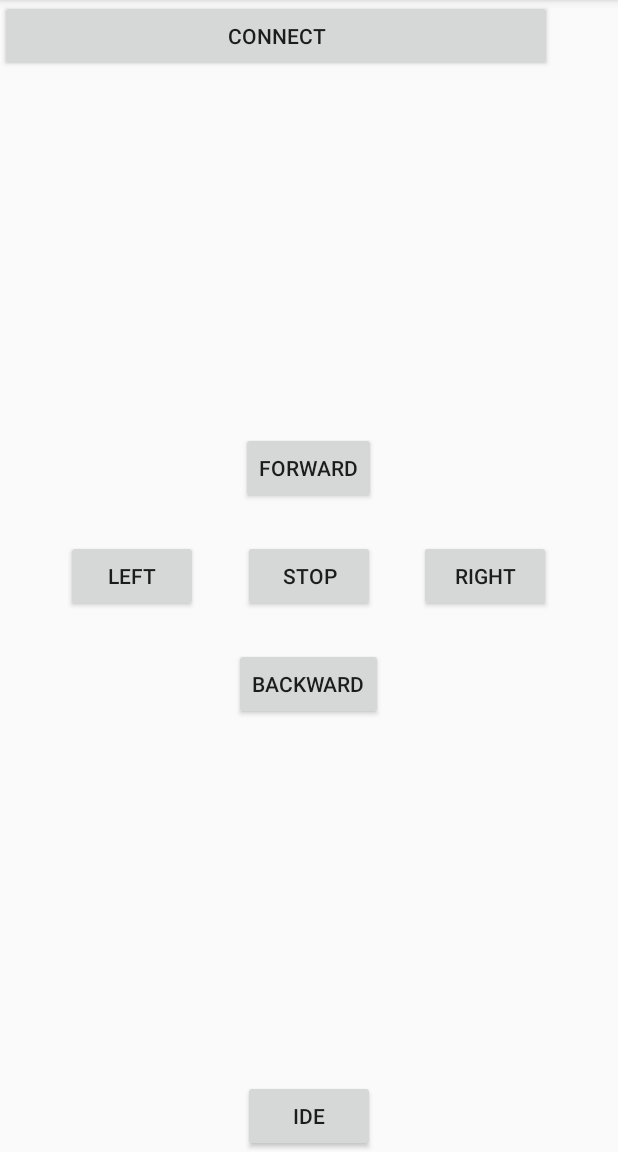
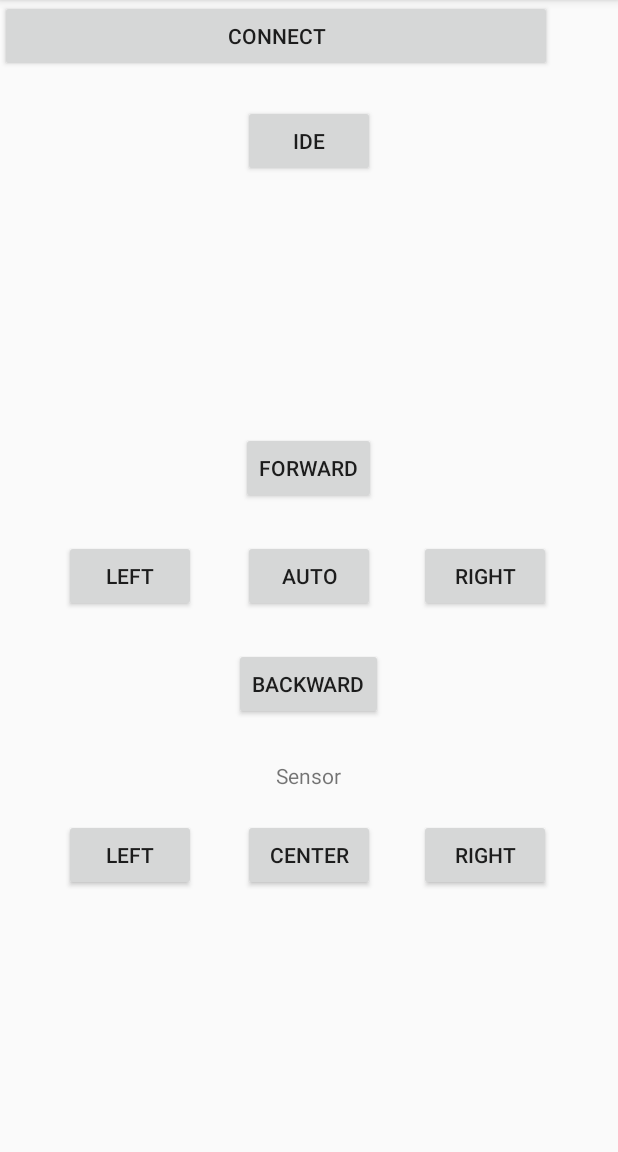
Before and after one commit to georgeerol/BlueBot, an Android app: the screen it shows after launch (MainActivity), on a phone screen of 412 x 824 dp, the part 84-1236 px from its top. Run offline under Robolectric (Android 15) with nearby library versions, the phone set to English and light mode, and no system bars; libraries missing offline, so code that uses them is left out: app.akexorcist.bluetotohspp; 2 statements that could not run were skipped.

Commit message:
Adds autonomous mode toggle.

```diff
--- a/app/src/main/java/com/bluebot/MainActivity.java
+++ b/app/src/main/java/com/bluebot/MainActivity.java
@@ -15,6 +15,7 @@ import app.akexorcist.bluetotohspp.library.BluetoothSPP;
 import app.akexorcist.bluetotohspp.library.BluetoothState;
 import app.akexorcist.bluetotohspp.library.DeviceList;
 
+import static com.bluebot.runtime.bluetooth.BluetoothCodes.AUTONOMOUS;
 import static com.bluebot.runtime.bluetooth.BluetoothCodes.BACKWARD;
 import static com.bluebot.runtime.bluetooth.BluetoothCodes.FORWARD;
 import static com.bluebot.runtime.bluetooth.BluetoothCodes.LEFT;
@@ -94,7 +95,7 @@ public class MainActivity extends AppCompatActivity implements View.OnTouchListe
         findViewById(R.id.backward).setOnTouchListener(this);
         findViewById(R.id.left).setOnTouchListener(this);
         findViewById(R.id.right).setOnTouchListener(this);
-        findViewById(R.id.stop).setOnTouchListener(this);
+        findViewById(R.id.autonomous).setOnTouchListener(this);
     }
 
     private void setConnectListener() {
@@ -152,9 +153,8 @@ public class MainActivity extends AppCompatActivity implements View.OnTouchListe
                 if (event.getAction() == MotionEvent.ACTION_DOWN) right = true;
                 else if (event.getAction() == MotionEvent.ACTION_UP) right = false;
                 break;
-            case R.id.stop:
-                if (event.getAction() == MotionEvent.ACTION_DOWN) stop = true;
-                else if (event.getAction() == MotionEvent.ACTION_UP) stop = false;
+            case R.id.autonomous:
+                if (event.getAction() == MotionEvent.ACTION_UP) send(AUTONOMOUS);
                 break;
         }
 
--- a/app/src/main/res/layout/activity_main.xml
+++ b/app/src/main/res/layout/activity_main.xml
@@ -18,18 +18,18 @@
 
 
     <Button
-        android:id="@+id/stop"
+        android:id="@+id/autonomous"
         android:layout_width="wrap_content"
         android:layout_height="wrap_content"
         android:layout_centerInParent="true"
-        android:text="@string/stop" />
+        android:text="@string/auto" />
 
     <Button
         android:id="@+id/right"
         android:layout_width="wrap_content"
         android:layout_height="wrap_content"
-        android:layout_alignBaseline="@+id/stop"
-        android:layout_alignBottom="@+id/stop"
+        android:layout_alignBaseline="@+id/autonomous"
+        android:layout_alignBottom="@+id/autonomous"
         android:layout_marginLeft="24dp"
         android:layout_marginStart="24dp"
         android:layout_toEndOf="@+id/backward"
@@ -41,13 +41,11 @@
         android:id="@+id/left"
         android:layout_width="wrap_content"
         android:layout_height="wrap_content"
-        android:layout_marginRight="24dp"
-        android:layout_marginEnd="24dp"
-        android:layout_alignBaseline="@+id/stop"
-        android:layout_alignBottom="@+id/stop"
+        android:layout_marginRight="25dp"
+        android:layout_marginEnd="25dp"
+        android:layout_above="@+id/backward"
         android:layout_toLeftOf="@+id/backward"
-        android:layout_toStartOf="@+id/backward"
-        />
+        android:layout_toStartOf="@+id/backward" />
 
     <Button
         android:text="@string/forward"
@@ -55,13 +53,13 @@
         android:layout_height="wrap_content"
         android:id="@+id/forward"
         android:layout_marginBottom="24dp"
-        android:layout_above="@+id/stop"
+        android:layout_above="@+id/autonomous"
         android:layout_centerHorizontal="true" />
     <Button
         android:id="@+id/backward"
         android:layout_width="wrap_content"
         android:layout_height="wrap_content"
-        android:layout_below="@+id/stop"
+        android:layout_below="@+id/autonomous"
         android:layout_centerHorizontal="true"
         android:layout_marginTop="24dp"
         android:text="@string/backward" />
@@ -70,8 +68,46 @@
         android:id="@+id/ideButton"
         android:layout_width="wrap_content"
         android:layout_height="wrap_content"
-        android:layout_alignLeft="@+id/stop"
-        android:layout_alignParentBottom="true"
-        android:layout_alignStart="@+id/stop"
-        android:text="@string/ide" />
+        android:text="@string/ide"
+        android:layout_below="@+id/connect"
+        android:layout_alignLeft="@+id/autonomous"
+        android:layout_alignStart="@+id/autonomous"
+        android:layout_marginTop="22dp" />
+
+    <TextView
+        android:id="@+id/sensorText"
+        android:layout_width="wrap_content"
+        android:layout_height="wrap_content"
+        android:layout_below="@+id/backward"
+        android:layout_centerHorizontal="true"
+        android:layout_marginTop="27dp"
+        android:text="Sensor" />
+
+    <Button
+        android:id="@+id/sensorCenter"
+        android:layout_width="wrap_content"
+        android:layout_height="wrap_content"
+        android:layout_alignLeft="@+id/autonomous"
+        android:layout_alignStart="@+id/autonomous"
+        android:layout_below="@+id/sensorText"
+        android:layout_marginTop="19dp"
+        android:text="@string/center" />
+
+    <Button
+        android:id="@+id/sensorLeft"
+        android:layout_width="wrap_content"
+        android:layout_height="wrap_content"
+        android:layout_alignLeft="@+id/left"
+        android:layout_alignStart="@+id/left"
+        android:layout_alignTop="@+id/sensorCenter"
+        android:text="@string/left" />
+
+    <Button
+        android:id="@+id/sensroRight"
+        android:layout_width="wrap_content"
+        android:layout_height="wrap_content"
+        android:layout_alignLeft="@+id/right"
+        android:layout_alignStart="@+id/right"
+        android:layout_alignTop="@+id/sensorCenter"
+        android:text="@string/right" />
 </RelativeLayout>
--- a/app/src/main/res/values/strings.xml
+++ b/app/src/main/res/values/strings.xml
@@ -7,7 +7,7 @@
     <string name="content_desc_error_message">Error message</string>
     <string name="error">Error!</string>
     <string name="connect">Connect</string>
-    <string name="stop">Stop</string>
+    <string name="auto">Auto</string>
     <string name="right">Right</string>
     <string name="left">Left</string>
     <string name="forward">Forward</string>
@@ -17,4 +17,5 @@
     <string name="connected_to">Connected to %1$s</string>
     <string name="connection_lost">Connection lost</string>
     <string name="unable_to_connect">Unable to connect</string>
+    <string name="center">Center</string>
 </resources>
--- a/bluebotruntimelib/src/main/java/com/bluebot/runtime/bluetooth/BluetoothCodes.java
+++ b/bluebotruntimelib/src/main/java/com/bluebot/runtime/bluetooth/BluetoothCodes.java
@@ -6,6 +6,7 @@ package com.bluebot.runtime.bluetooth;
  */
 
 public class BluetoothCodes {
+    public static final String AUTONOMOUS = "A";
     public static final String FORWARD = "f";
     public static final String BACKWARD = "b";
     public static final String LEFT = "l";
```
